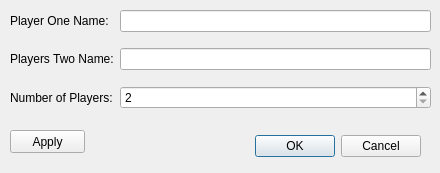
First picture: the form in settings_UI.ui, repository SlyCodePanda/magic-counter, before the edit.
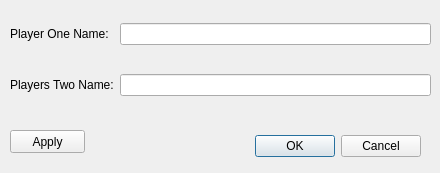
Second picture: the form after the edit.

Commit message:
fixed tabbing order
tab order in settings now works as you would expect and settings menu also has the icon.

What changed in the file:
```diff
--- a/settings_UI.ui
+++ b/settings_UI.ui
@@ -46,12 +46,11 @@
       </property>
      </widget>
     </item>
-    <item row="3" column="0">
-     <widget class="QLabel" name="numberOfPlayers_label">
-      <property name="text">
-       <string>Number of Players:</string>
-      </property>
-     </widget>
+    <item row="0" column="1">
+     <widget class="QLineEdit" name="playerOneName_lineEdit"/>
+    </item>
+    <item row="1" column="1">
+     <widget class="QLineEdit" name="playerTwoName_lineEdit"/>
     </item>
     <item row="0" column="0">
      <widget class="QLabel" name="playerOneName_label">
@@ -60,22 +59,6 @@
       </property>
      </widget>
     </item>
-    <item row="1" column="1">
-     <widget class="QLineEdit" name="playerTwoName_lineEdit"/>
-    </item>
-    <item row="0" column="1">
-     <widget class="QLineEdit" name="playerOneName_lineEdit"/>
-    </item>
-    <item row="3" column="1">
-     <widget class="QSpinBox" name="numberOfPlayers_spinBox">
-      <property name="minimum">
-       <number>2</number>
-      </property>
-      <property name="maximum">
-       <number>4</number>
-      </property>
-     </widget>
-    </item>
    </layout>
   </widget>
   <widget class="QPushButton" name="apply_pushButton">
```
Left out of the diff: 5 changed lines with no effect on the pictures. The commit also changes 2 other files.
